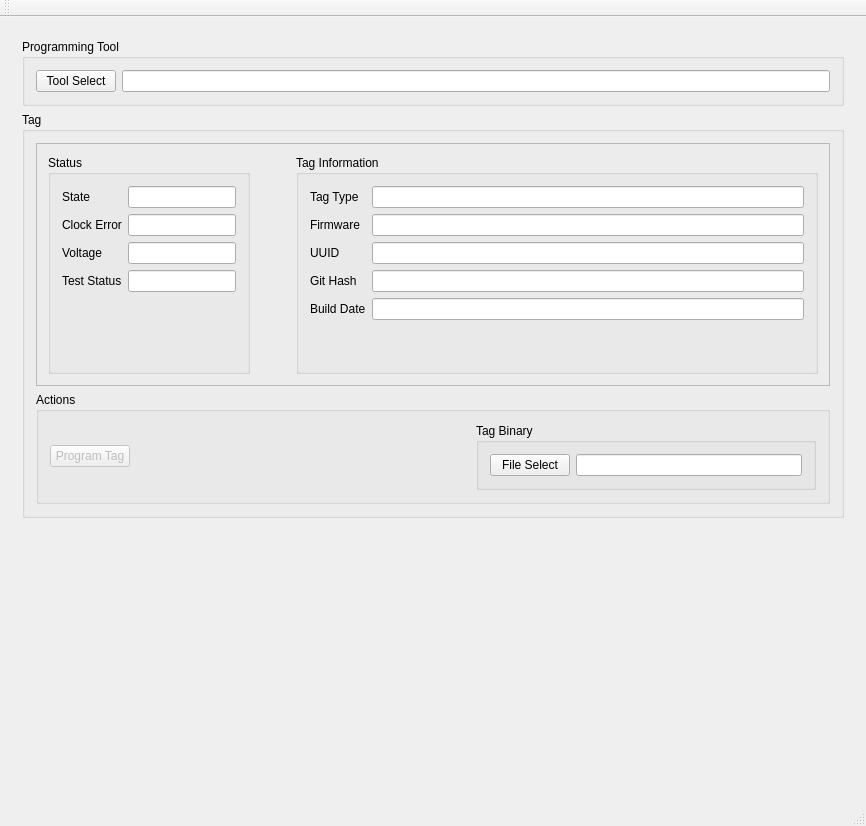
Above: software/host/qtprogram/mainwindow.ui from tag-designs/software before the change. Below: the same form after it.
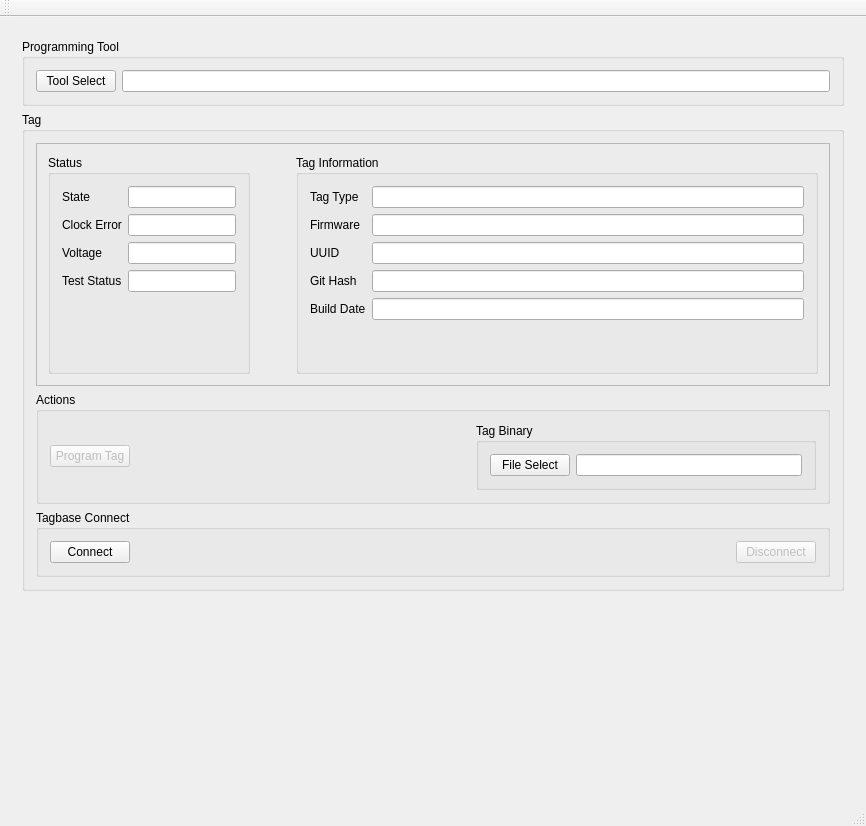
That is the form after the change. Custom widgets are drawn as their Qt base class.

Commit message: added connect/disconnect buttons

```diff
--- a/software/host/qtprogram/mainwindow.ui
+++ b/software/host/qtprogram/mainwindow.ui
@@ -45,7 +45,7 @@
         </widget>
        </item>
        <item>
-        <widget class="QGroupBox" name="groupBox_2">
+        <widget class="QGroupBox" name="groupBox_1">
          <property name="title">
           <string>Tag</string>
          </property>
@@ -436,6 +436,48 @@
             </layout>
            </widget>
           </item>
+          <item>
+           <widget class="QGroupBox" name="groupBox_4">
+            <property name="title">
+             <string>Tagbase Connect</string>
+            </property>
+            <layout class="QHBoxLayout" name="horizontalLayout_2">
+             <item>
+              <widget class="QPushButton" name="connectButton">
+               <property name="text">
+                <string>Connect</string>
+               </property>
+              </widget>
+             </item>
+             <item>
+              <spacer name="horizontalSpacer_3">
+               <property name="orientation">
+                <enum>Qt::Orientation::Horizontal</enum>
+               </property>
+               <property name="sizeHint" stdset="0">
+                <size>
+                 <width>40</width>
+                 <height>20</height>
+                </size>
+               </property>
+              </spacer>
+             </item>
+             <item>
+              <widget class="QPushButton" name="disconnectButton">
+               <property name="enabled">
+                <bool>false</bool>
+               </property>
+               <property name="text">
+                <string>Disconnect</string>
+               </property>
+               <property name="default">
+                <bool>false</bool>
+               </property>
+              </widget>
+             </item>
+            </layout>
+           </widget>
+          </item>
          </layout>
         </widget>
        </item>
```
Left out of the diff: 4 changed lines with no effect on the pictures. The commit also changes 2 other files.
